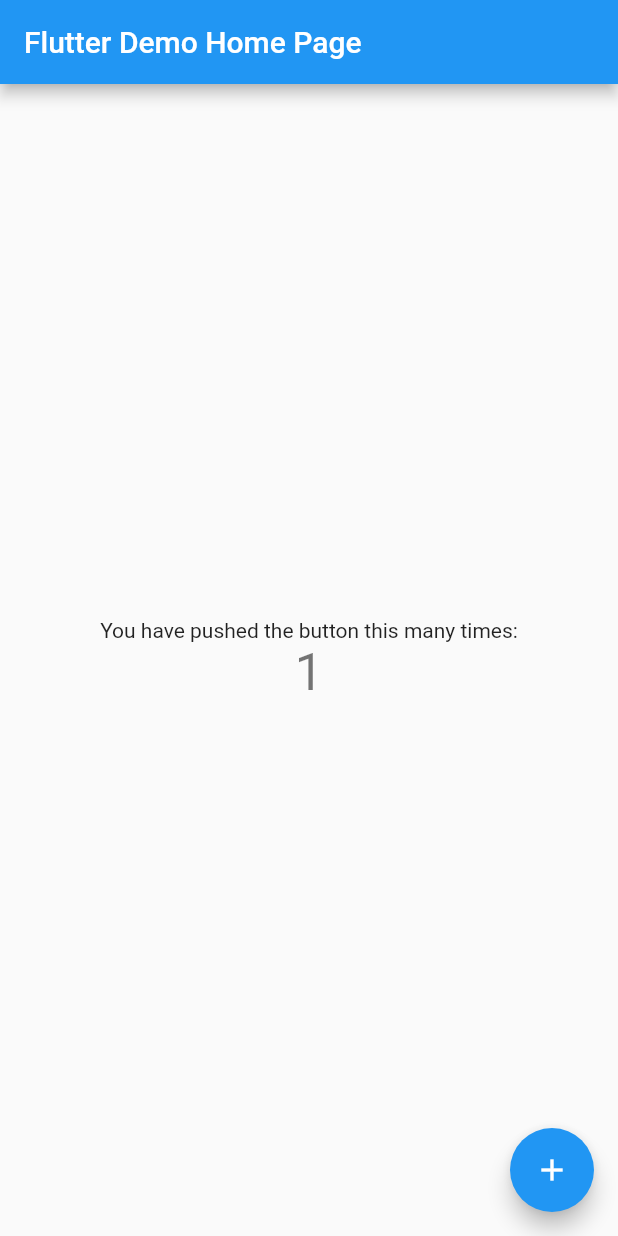
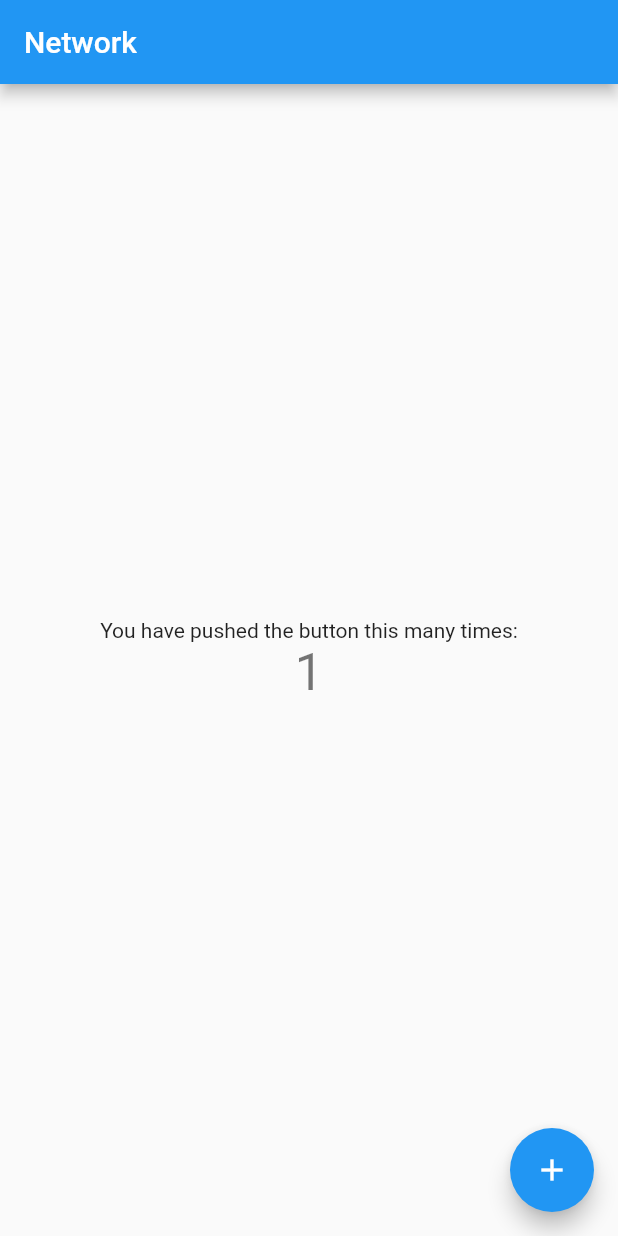
Before and after one commit to YannMancel/network_demo, a Flutter app: the screen it shows after launch, after a tap on the "add" icon, on a phone screen of 412 x 824 dp. Run offline on Flutter 3.47's test engine with Material 2 defaults, Android fonts, the phone set to English and light mode, and no system bars.

Commit message:
✨ feat: basic setup

```diff
--- a/lib/main.dart
+++ b/lib/main.dart
@@ -1,8 +1,6 @@
 import 'package:flutter/material.dart';
 
-void main() {
-  runApp(const MyApp());
-}
+void main() => runApp(const MyApp());
 
 class MyApp extends StatelessWidget {
   const MyApp({super.key});
@@ -10,15 +8,15 @@ class MyApp extends StatelessWidget {
   @override
   Widget build(BuildContext context) {
     return MaterialApp(
-      title: 'Flutter Demo',
+      title: 'Network Demo',
       theme: ThemeData(primarySwatch: Colors.blue),
-      home: const MyHomePage(title: 'Flutter Demo Home Page'),
+      home: const MyHomePage(title: 'Network'),
     );
   }
 }
 
 class MyHomePage extends StatefulWidget {
-  const MyHomePage({Key? key, required this.title}) : super(key: key);
+  const MyHomePage({super.key, required this.title});
 
   final String title;
 
--- a/pubspec.yaml
+++ b/pubspec.yaml
@@ -9,13 +9,19 @@ environment:
 
 dependencies:
   cupertino_icons: ^1.0.5
+  dio: ^4.0.6
   flutter:
     sdk: flutter
+  flutter_hooks: ^0.18.5+1
+  freezed_annotation: ^2.1.0
+  hooks_riverpod: ^1.0.4
 
 dev_dependencies:
+  build_runner: ^2.2.0
   flutter_lints: ^2.0.1
   flutter_test:
     sdk: flutter
+  freezed: ^2.1.0+1
 
 flutter:
   uses-material-design: true
```
Also changed, not shown: pubspec.lock, 4 other files.
